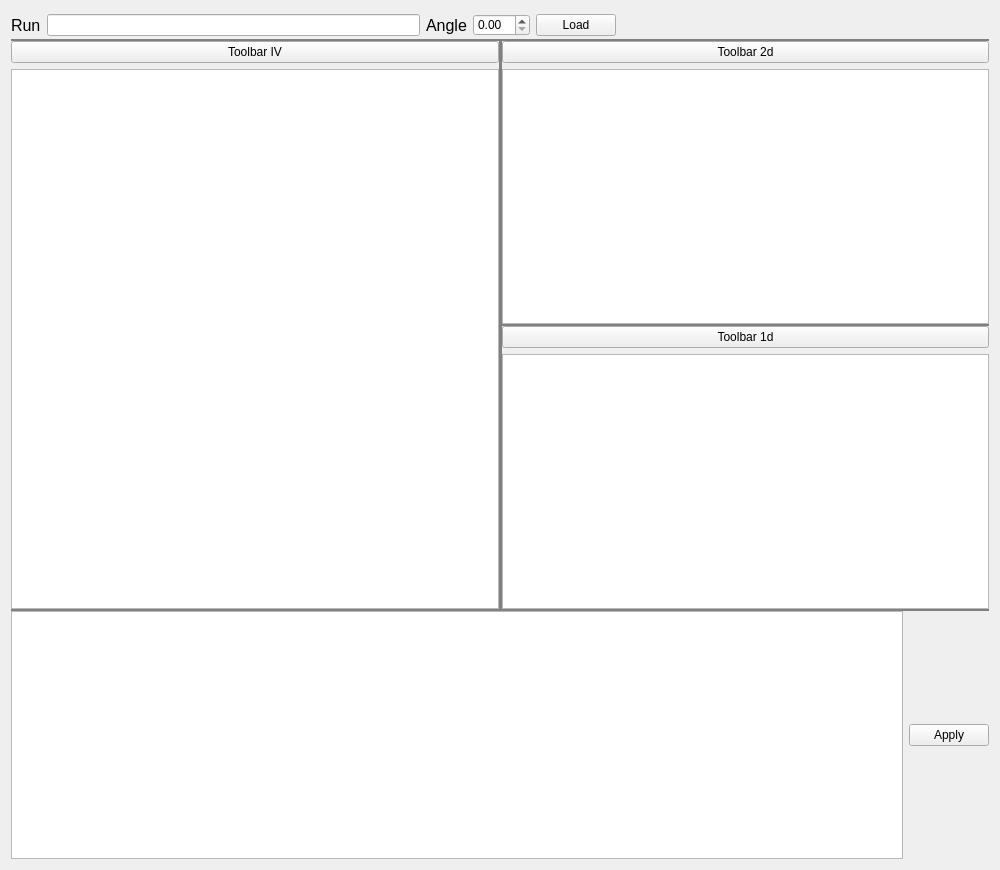
Qt form qt/scientific_interfaces/ISISReflectometry/GUI/Preview/PreviewWidget.ui (mantidproject/mantid) before a commit.
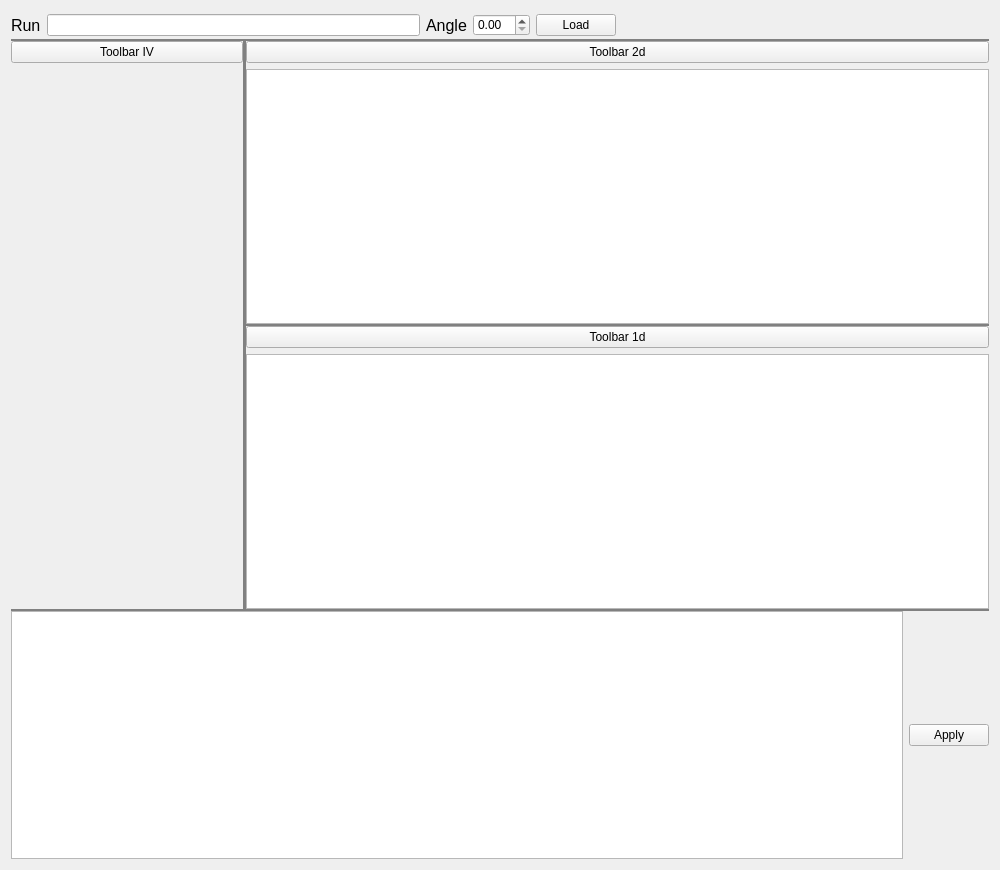
The same form after that commit.

Commit message:
Wire up inst display in PreviewView
Wires up the inst display in the PreviewView so we can render an
instrument

Re #32490

```diff
--- a/qt/scientific_interfaces/ISISReflectometry/GUI/Preview/PreviewWidget.ui
+++ b/qt/scientific_interfaces/ISISReflectometry/GUI/Preview/PreviewWidget.ui
@@ -48,7 +48,7 @@
      <property name="handleWidth">
       <number>2</number>
      </property>
-     <widget class="QWidget" name="">
+     <widget class="QWidget" name="inputToolLayoutWidget">
       <layout class="QHBoxLayout" name="input_tool_layout">
        <property name="spacing">
         <number>6</number>
@@ -131,7 +131,7 @@
          </widget>
         </item>
         <item>
-         <widget class="QTableView" name="tableView"/>
+         <widget class="QWidget" name="inst_view_placeholder" native="true"/>
         </item>
        </layout>
       </widget>
@@ -142,7 +142,7 @@
        <property name="handleWidth">
         <number>2</number>
        </property>
-       <widget class="QWidget" name="">
+       <widget class="QWidget" name="contourPlotLayoutWidget">
         <layout class="QVBoxLayout" name="contour_plot_layout">
          <item>
           <widget class="QPushButton" name="plot_2d_tool_placeholders">
@@ -156,7 +156,7 @@
          </item>
         </layout>
        </widget>
-       <widget class="QWidget" name="">
+       <widget class="QWidget" name="linePlotLayoutWidget">
         <layout class="QVBoxLayout" name="line_plot_layout">
          <item>
           <widget class="QPushButton" name="plot_1d_toolbar_placeholder">
@@ -172,7 +172,7 @@
        </widget>
       </widget>
      </widget>
-     <widget class="QWidget" name="">
+     <widget class="QWidget" name="outputToolLayoutWidget">
       <layout class="QHBoxLayout" name="output_tool_layout">
        <property name="sizeConstraint">
         <enum>QLayout::SetMinimumSize</enum>
```
Left out of the diff: 3 changed lines with no effect on the pictures. The commit also changes 3 other files.
